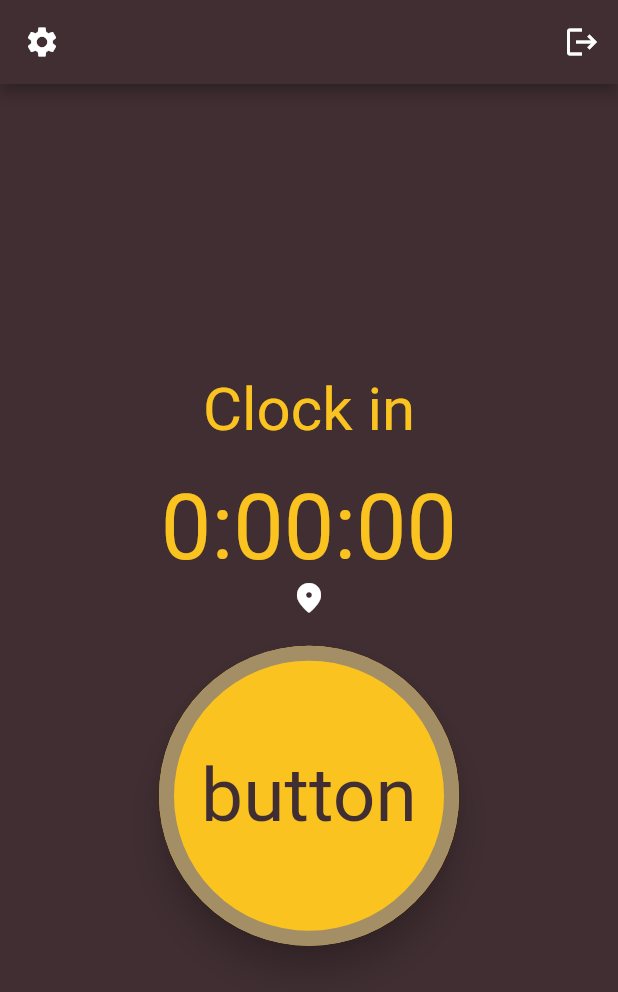
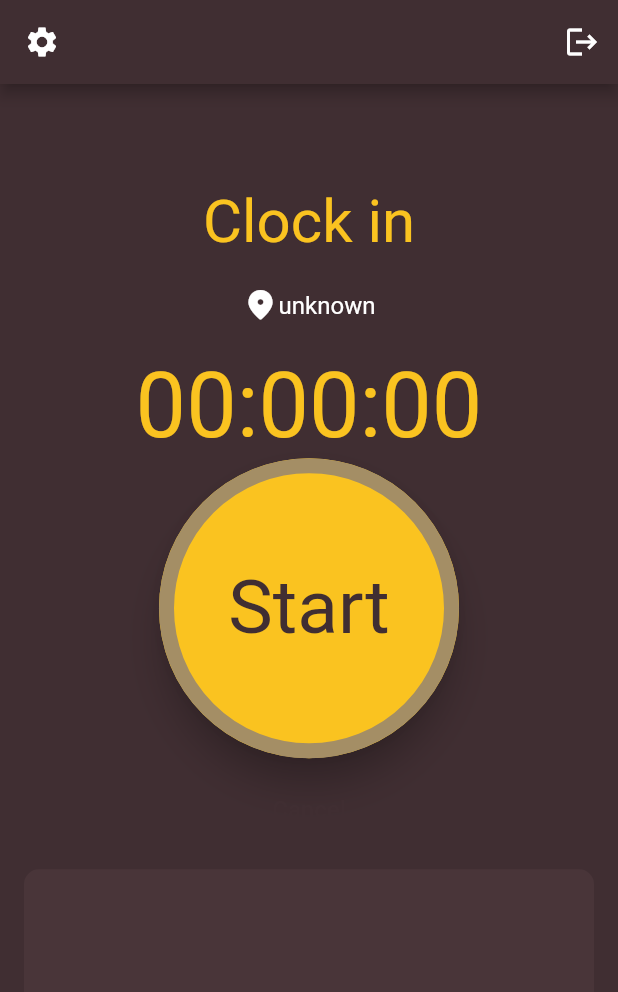
Before and after one commit to maria-gedye/Y3-timesheet-app, a Flutter app: the screen it shows once a user with an empty profile is signed in, on a phone screen of 412 x 824 dp. Shown: the top 992 px of the screen. Run offline on Flutter 3.47's test engine with Material 2 defaults, Android fonts, the light colour scheme and no system bars; our stand-ins replace firebase_auth, firebase_core, geocoding, geolocator; accounts and stored records are empty.

Commit message:
timer added to home page

```diff
--- a/lib/pages/home_page.dart
+++ b/lib/pages/home_page.dart
@@ -3,6 +3,7 @@ import 'package:flutter/material.dart';
 import 'package:timesheet_app/components/timer_button.dart';
 import 'package:geocoding/geocoding.dart';
 import 'package:geolocator/geolocator.dart';
+import 'dart:async';
 
 class HomePage extends StatefulWidget {
   HomePage({super.key});
@@ -18,35 +19,18 @@ class _HomePageState extends State<HomePage> {
   late bool servicePermission = false;
   late LocationPermission permission;
   String _currentAddress = '';
-  bool showStartButton = true;
-  ButtonStyle style = ElevatedButton.styleFrom(
-        textStyle: TextStyle(
-          fontSize: 50,
-        ),
-        backgroundColor: Color.fromRGBO(250, 195, 32, 1),
-        foregroundColor: Color.fromRGBO(64, 46, 50, 1),
-        fixedSize: Size.fromRadius(100),
-        shape: CircleBorder(),
-        shadowColor: Colors.black,
-        elevation: 10.0,
-        side: BorderSide(
-          color: Color.fromRGBO(164, 142, 101, 1),
-          width: 10.0,
-        )
-        );
+
+  int seconds = 0, minutes = 0, hours = 0;
+  String digitSeconds = "00", digitMinutes = "00", digitHours = "00";
+  Timer? timer;
+  bool started = false;
+  List shifts = [];
 
 // state methods...
 
   //sign user out method
   void signUserOut() {
     FirebaseAuth.instance.signOut();
-  }
-
-  // toggle between start and stop buttons
-  void toggleStartStop() {
-    setState(() {
-      showStartButton = !showStartButton;
-    });
   }
 
   // get current location method
@@ -81,13 +65,72 @@ class _HomePageState extends State<HomePage> {
     }
   }
 
+  // methods for timer
+  void stop() {
+    timer!.cancel();
+    setState(() {
+      started = false;
+      addShifts(); // adds entries to the shifts list
+    });
+  }
+
+  void reset() {
+    timer!.cancel();
+    setState(() {
+      seconds = 0;
+      minutes = 0;
+      hours = 0;
+
+      digitSeconds = "00";
+      digitMinutes = "00";
+      digitHours = "00";
+      started = false;
+    });
+  }
+
+  void addShifts() {
+    String shift = "$digitHours:$digitMinutes:$digitSeconds";
+    setState(() {
+      (shift != "00:00:00") ? shifts.add(shift) : null;
+      reset();
+    });
+  }
+
+  // start the timer function
+  void start() {
+    started = true;
+    timer = Timer.periodic(const Duration(seconds: 1), (timer) {
+      int localSeconds = seconds + 1;
+      int localMinutes = minutes;
+      int localHours = hours;
+
+      if (localSeconds > 59) {
+        if (localMinutes > 59) {
+          localHours++;
+          localMinutes = 0;
+        } else {
+          localMinutes++;
+          localSeconds = 0;
+        }
+      }
+      setState(() {
+        seconds = localSeconds;
+        minutes = localMinutes;
+        hours = localHours;
+        digitSeconds = (seconds >= 10) ? "$seconds" : "0$seconds";
+        digitHours = (hours >= 10) ? "$hours" : "0$hours";
+        digitMinutes = (minutes >= 10) ? "$minutes" : "0$minutes";
+      });
+    });
+  }
+
   // builds ui as...
   @override
   Widget build(BuildContext context) {
     return Scaffold(
         backgroundColor: Color.fromRGBO(64, 46, 50, 1),
 
-        // log out
+        // log out, settings
         appBar: AppBar(
           backgroundColor: Color.fromRGBO(64, 46, 50, 1),
           actions: [
@@ -102,20 +145,13 @@ class _HomePageState extends State<HomePage> {
             mainAxisAlignment: MainAxisAlignment.center,
             children: [
               // Clock in title
-              Text('Clock in',
+              Text((!started) ? 'Clock in' : 'Clock out',
                   style: TextStyle(
                     color: Color.fromRGBO(250, 195, 32, 1),
                     fontSize: 40,
                   )),
 
               SizedBox(height: 20),
-
-              // Timer display
-              Text('0:00:00',
-                  style: TextStyle(
-                    color: Color.fromRGBO(250, 195, 32, 1),
-                    fontSize: 60,
-                  )),
 
               // Current location display
               Row(
@@ -128,7 +164,9 @@ class _HomePageState extends State<HomePage> {
                   Flexible(
                     child: Column(children: [
                       Text(
-                        _currentAddress,
+                        _currentAddress.isNotEmpty
+                            ? _currentAddress
+                            : 'unknown',
                         style: TextStyle(
                           color: Colors.white,
                           fontSize: 16,
@@ -143,24 +181,104 @@ class _HomePageState extends State<HomePage> {
 
               SizedBox(height: 20),
 
+              // Timer display
+              Text('$digitHours:$digitMinutes:$digitSeconds',
+                  style: TextStyle(
+                    color: Color.fromRGBO(250, 195, 32, 1),
+                    fontSize: 60,
+                  )),
+
               // clock in button
               ElevatedButton(
                   onPressed: () async {
                     _currentLocation = await _getCurrentLocation();
                     await _getAddressFromCoordinates();
+
                     print('$_currentLocation');
                     print(_currentAddress);
-                    // change to new state
+
+                    (!started) ? start() : stop();
                   },
-                  style: style,
-                  child: Text('button'))
+                  style: ElevatedButton.styleFrom(
+                      textStyle: TextStyle(
+                        fontSize: 50,
+                      ),
+                      backgroundColor: (!started)
+                          ? Color.fromRGBO(250, 195, 32, 1)
+                          : Color.fromRGBO(64, 46, 50, 1),
+                      foregroundColor: (!started)
+                          ? Color.fromRGBO(64, 46, 50, 1)
+                          : Color.fromRGBO(250, 195, 32, 1),
+                      fixedSize: Size.fromRadius(100),
+                      shape: CircleBorder(),
+                      shadowColor: Colors.black,
+                      elevation: 10.0,
+                      side: BorderSide(
+                        color: Color.fromRGBO(164, 142, 101, 1),
+                        width: 10.0,
+                      )),
+                  child: Text((!started) ? 'Start' : 'Stop')),
+
+              SizedBox(height: 10),
+              // cancel the timer
+              TextButton(
+                  onPressed: () {
+                    (started) ? reset() : null;
+                  },
+                  style: TextButton.styleFrom(
+                    disabledForegroundColor: Colors.grey,
+                    foregroundColor: (!started)
+                        ? Color.fromRGBO(64, 46, 50, 1)
+                        : Color.fromRGBO(250, 195, 32, 1),
+                  ),
+                  child: Text(
+                    'Cancel',
+                    style: TextStyle(fontSize: 16.0),
+                  )),
 
               // total hours worked card
+              Padding(
+                padding: const EdgeInsets.all(16.0),
+                child: Container(
+                  height: 160.0,
+                  decoration: BoxDecoration(
+                      color: Color.fromARGB(255, 73, 53, 57),
+                      borderRadius: BorderRadius.circular(10.0)),
+                  //list of shifts
+                  child: ListView.builder(
+                    itemCount: shifts.length,
+                    itemBuilder: (context, index) {
+                      return Padding(
+                        padding: const EdgeInsets.all(16.0),
+                        child: Row(
+                          mainAxisAlignment: MainAxisAlignment.spaceBetween,
+                          children: [
+                            Text(
+                              "Shift# ${index + 1}",
+                              style: const TextStyle(
+                                color: Colors.amber,
+                                fontSize: 16.0,
+                              ),
+                            ),
+                            Text(
+                              "${shifts[index]}",
+                              style: const TextStyle(
+                                color: Colors.amber,
+                                fontSize: 16.0,
+                              ),
+                            ),
+                          ],
+                        ),
+                      );
+                    },
+                  ),
+                ),
+              ),
 
-              // Bottom Nav Bar with three buttons
-              // User button
-              // add shift button
-              // time log? timesheet?
+              // Bottom Nav Bar with three buttons:
+              // 1. User details
+              // 2. add shift (manual entry)
+              // 3. send timesheet
             ],
           )),
         )));
```
Also changed, not shown: lib/components/timer_button.dart (deleted, +0 -70 lines).
